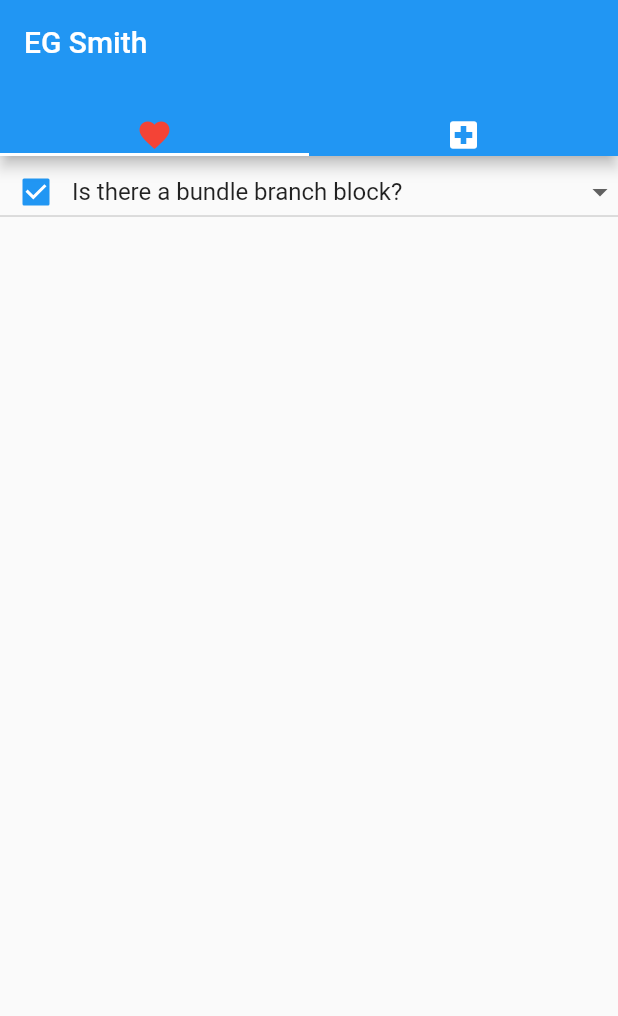
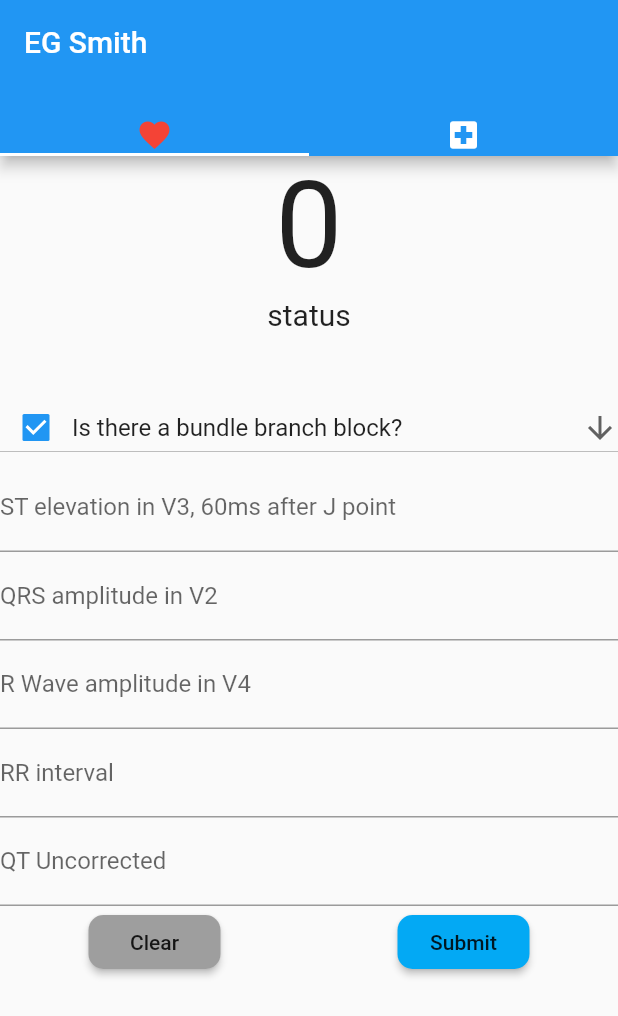
Before and after one commit to Vollgaz/ecg_smith, a Flutter app: the screen it shows after launch, on a phone screen of 412 x 824 dp. Shown: the top 1016 px of the screen. Run offline on Flutter 3.47's test engine with Material 2 defaults, Android fonts, the phone set to English and light mode, and no system bars.

Commit message:
Change style for dropdown list. Add basic smith ecg calculator

```diff
--- a/lib/model/smith.dart
+++ b/lib/model/smith.dart
@@ -1,5 +1,24 @@
 class Smith {
-  double rrInterval, qtInterval, resultQTcorrected, steElevationInV360msAfterJ, rAmplitudeInV4, qrsAmplitudeInV2, resultSmith;
+  double stElevationInV360msAfterJ;
 
-  Smith({this.rrInterval, this.qtInterval, this.resultQTcorrected, this.steElevationInV360msAfterJ, this.rAmplitudeInV4, this.qrsAmplitudeInV2, this.resultSmith});
+  double qrsAmplitudeInV2;
+
+  double rAmplitudeInV4;
+
+  double rrInterval;
+
+  double rrIntervalCorrection = 1;
+
+  double qtInterval;
+
+  double qtIntervalCorrection = 1;
+
+  Smith({this.rrInterval, this.qtInterval, this.stElevationInV360msAfterJ, this.rAmplitudeInV4, this.qrsAmplitudeInV2});
+
+  int computeScore() {
+    return (1.062 * stElevationInV360msAfterJ + 0.052 * qtInterval - 0.268 * rAmplitudeInV4 - 0.151 * qrsAmplitudeInV2).floor();
+  }
+
+
+
 }
--- a/lib/view/smith_page.dart
+++ b/lib/view/smith_page.dart
@@ -1,4 +1,6 @@
+import 'package:ecg_smith/model/smith.dart';
 import 'package:flutter/material.dart';
+import 'package:flutter/services.dart';
 import 'package:flutter/widgets.dart';
 
 class SmithPage extends StatefulWidget {
@@ -8,20 +10,105 @@ class SmithPage extends StatefulWidget {
 
 class _SmithState extends State<SmithPage> {
   final _formKey = GlobalKey<FormState>();
+  Smith _smith = new Smith();
+  int _score = 0;
 
   @override
   Widget build(BuildContext context) {
     // TODO: implement build
     return SingleChildScrollView(
+
+      child: Form(
+        key: _formKey,
         child: Column(
           crossAxisAlignment: CrossAxisAlignment.stretch,
+          mainAxisAlignment: MainAxisAlignment.spaceEvenly,
           children: [
+            Column(mainAxisAlignment: MainAxisAlignment.center, children: [
+              Text(
+                "$_score",
+                style: TextStyle(fontSize: 80.0),
+              ),
+              Padding(
+                padding: const EdgeInsets.fromLTRB(0, 0, 0, 40),
+                child: Text(
+                  "status",
+                  style: TextStyle(fontSize: 20.0),
+                ),
+              ),
+            ]),
             DropdownButton(
+              icon: Icon(Icons.arrow_downward),
+              iconSize: 24,
+              elevation: 16,
               isExpanded: true,
               items: dropdownQuestions,
               onChanged: (value) {},
+            ),
+            TextFormField(
+              decoration: new InputDecoration(labelText: "ST elevation in V3, 60ms after J point"),
+              keyboardType: TextInputType.number,
+              inputFormatters: [WhitelistingTextInputFormatter.digitsOnly],
+              validator: (value) => (value.isEmpty) ? 'Please enter a number' : null,
+              onSaved: (newValue) => {_smith.stElevationInV360msAfterJ = double.parse(newValue)},
+            ),
+            TextFormField(
+              decoration: new InputDecoration(labelText: "QRS amplitude in V2"),
+              keyboardType: TextInputType.number,
+              inputFormatters: [WhitelistingTextInputFormatter.digitsOnly],
+              validator: (value) => (value.isEmpty) ? 'Please enter a number' : null,
+              onSaved: (newValue) => {_smith.qrsAmplitudeInV2 = double.parse(newValue)},
+            ),
+            TextFormField(
+              decoration: new InputDecoration(labelText: "R Wave amplitude in V4"),
+              keyboardType: TextInputType.number,
+              inputFormatters: [WhitelistingTextInputFormatter.digitsOnly],
+              validator: (value) => (value.isEmpty) ? 'Please enter a number' : null,
+              onSaved: (newValue) => {_smith.rAmplitudeInV4 = double.parse(newValue)},
+            ),
+            TextFormField(
+              decoration: new InputDecoration(labelText: "RR interval"),
+              keyboardType: TextInputType.number,
+              inputFormatters: [WhitelistingTextInputFormatter.digitsOnly],
+              validator: (value) => (value.isEmpty) ? 'Please enter a number' : null,
+              onSaved: (newValue) => {_smith.rrInterval = double.parse(newValue)},
+            ),
+            TextFormField(
+              decoration: new InputDecoration(labelText: "QT Uncorrected"),
+              keyboardType: TextInputType.number,
+              inputFormatters: [WhitelistingTextInputFormatter.digitsOnly],
+              validator: (value) => (value.isEmpty) ? 'Please enter a number' : null,
+              onSaved: (newValue) => {_smith.qtInterval = double.parse(newValue)},
+            ),
+            Row(mainAxisAlignment: MainAxisAlignment.spaceAround, children: [
+              RaisedButton(
+                onPressed: () {
+                  if (_formKey.currentState.validate()) {
+                    _formKey.currentState.reset();
+                    _smith = new Smith();
+                    _score = 0;
+                    setState(() {});
+                  }
+                },
+                child: Text('Clear'),
+                shape: RoundedRectangleBorder(borderRadius: BorderRadius.circular(10)),
+                color: Colors.grey,
+              ),
+              RaisedButton(
+                onPressed: () {
+                  if (_formKey.currentState.validate()) {
+                    _formKey.currentState.save();
+                    _score = _smith.computeScore();
+                    setState(() {});
+                  }
+                },
+                child: Text('Submit'),
+                shape: RoundedRectangleBorder(borderRadius: BorderRadius.circular(10)),
+                color: Colors.lightBlue,
               )
+            ])
           ],
+        ),
       ),
     );
   }
@@ -35,11 +122,9 @@ class _SmithState extends State<SmithPage> {
     "Is there significant ST-depression in II, III, or aVF?",
     "Is there ST depression in V2-V6?",
     "Are there pathologic Q-waves in any of V2-V4?"
-  ].map(
-          (value) => DropdownMenuItem(
-
-            child: Row(children: [Checkbox(value: true,onChanged: (value){}), SizedBox(width: 300,child: Text(value))]),
-
-          )
-  ).toList();
+  ]
+      .map((value) => DropdownMenuItem(
+            child: Row(children: [Checkbox(value: true, onChanged: (value) {}), SizedBox(width: 300, child: Text(value))]),
+          ))
+      .toList();
 }
--- a/lib/view/tidal_page.dart
+++ b/lib/view/tidal_page.dart
@@ -40,7 +40,6 @@ class _TidalState extends State<TidalPage> {
                 icon: Icon(Icons.arrow_downward),
                 iconSize: 24,
                 elevation: 16,
-                style: TextStyle(color: Colors.deepPurple),
                 underline: Container(
                   height: 2,
                   color: Colors.deepPurpleAccent,
```
Lines whose indentation alone changed are shown as unchanged.
